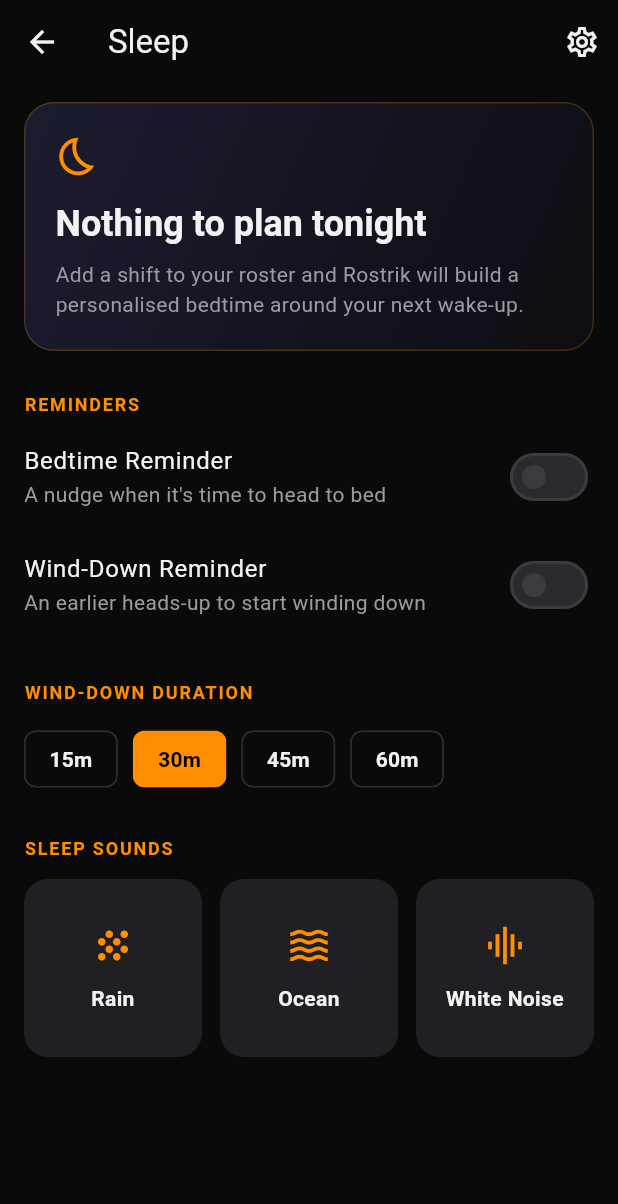
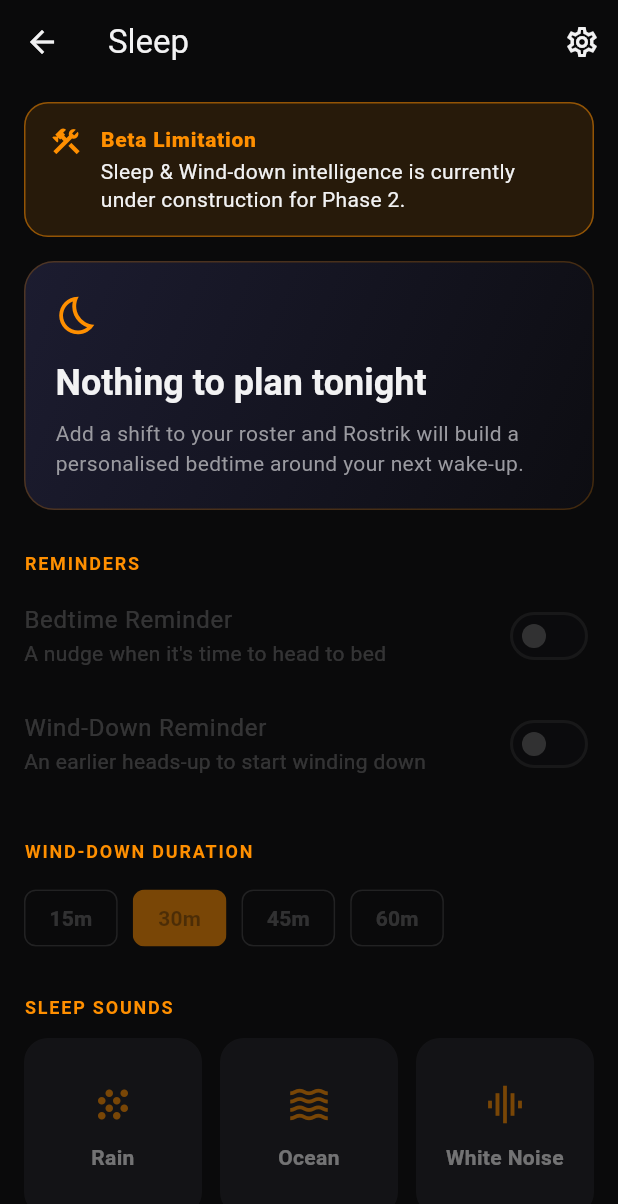
Before and after one commit to bingledew93-dotcom/rostrik_mvp, a Flutter app: the SleepScreen screen opened directly, on a phone screen of 412 x 824 dp. Shown: the top 1204 px of the screen. Run offline on Flutter 3.47's test engine with Material 3 defaults, Android fonts, the phone set to English and light mode, and no system bars; our stand-ins replace file_picker, flutter_local_notifications, flutter_timezone, hive_ce, hive_ce_flutter, image_cropper and 7 more; missing offline and left inert: google_mlkit_text_recognition; accounts and stored records are empty.

Commit message:
Beta lockdown: disable Sleep & Wind-down UI (Phase-2 backend not built)
Keep the Sleep tab visible so testers see the planned layout, but gate the
not-yet-functional controls:
- Top "Beta Limitation" banner: Sleep & Wind-down intelligence is under
  construction for Phase 2.
- _LockedControl wraps the reminders toggles, wind-down chips, and sleep-sounds
  grid — fades them to 45% + IgnorePointer, with a transparent tap-catcher.
- Reminder switches onChanged:null / chips onSelected:null render as disabled.
- Any tap surfaces a single snackbar: "Coming soon! We are perfecting the alarm
  engine first." (replaces the sound cards' old Phase-2 message).
- The read-only plan hero stays at full contrast.

Co-Authored-By: Claude Opus 4.8 <noreply@anthropic.com>

```diff
--- a/lib/ui/sleep/sleep_screen.dart
+++ b/lib/ui/sleep/sleep_screen.dart
@@ -57,19 +57,30 @@ class SleepScreen extends StatelessWidget {
         child: ListView(
           padding: const EdgeInsets.fromLTRB(16, 12, 16, 24),
           children: [
+            // BETA LOCKDOWN: the reminders / wind-down / sounds backend is a
+            // Phase-2 item, so the controls below are shown (so testers see the
+            // plan) but disabled — wrapped in [_LockedControl], which fades them
+            // and routes any tap to the "coming soon" snackbar.
+            const _BetaLimitationBanner(),
+            const SizedBox(height: 16),
             _SleepHeroCard(plan: plan, use24Hour: use24Hour),
             const SizedBox(height: 28),
             const _SectionHeader('REMINDERS'),
             const SizedBox(height: 4),
+            _LockedControl(
+              child:
                   _RemindersSection(plan: plan, prefs: prefs, use24Hour: use24Hour),
+            ),
             const SizedBox(height: 28),
             const _SectionHeader('WIND-DOWN DURATION'),
             const SizedBox(height: 12),
-            _WindDownDurationChips(selectedMinutes: prefs.windDownMinutes),
+            _LockedControl(
+              child: _WindDownDurationChips(selectedMinutes: prefs.windDownMinutes),
+            ),
             const SizedBox(height: 28),
             const _SectionHeader('SLEEP SOUNDS'),
             const SizedBox(height: 12),
-            const _SleepSoundsGrid(),
+            const _LockedControl(child: _SleepSoundsGrid()),
           ],
         ),
       ),
@@ -93,6 +104,102 @@ class _SectionHeader extends StatelessWidget {
         fontWeight: FontWeight.w700,
         letterSpacing: 1.2,
       ),
+    );
+  }
+}
+
+// ─── Beta lockdown ──────────────────────────────────────────────────────────
+
+/// Shown whenever a gated Sleep control is tapped while the Phase-2 backend is
+/// still under construction.
+const String _kComingSoonMessage =
+    'Coming soon! We are perfecting the alarm engine first.';
+
+void _showComingSoon(BuildContext context) {
+  ScaffoldMessenger.of(context)
+    ..hideCurrentSnackBar()
+    ..showSnackBar(const SnackBar(content: Text(_kComingSoonMessage)));
+}
+
+/// Premium "under construction" banner pinned at the top of the Sleep tab. It
+/// uses the brand orange so it reads as an intentional status, not an error.
+class _BetaLimitationBanner extends StatelessWidget {
+  const _BetaLimitationBanner();
+
+  @override
+  Widget build(BuildContext context) {
+    final theme = Theme.of(context);
+    return Container(
+      key: const ValueKey('sleep-beta-banner'),
+      width: double.infinity,
+      padding: const EdgeInsets.symmetric(horizontal: 16, vertical: 14),
+      decoration: BoxDecoration(
+        color: kRostrikOrange.withValues(alpha: 0.12),
+        borderRadius: BorderRadius.circular(16),
+        border: Border.all(color: kRostrikOrange.withValues(alpha: 0.5)),
+      ),
+      child: Row(
+        crossAxisAlignment: CrossAxisAlignment.start,
+        children: [
+          const Icon(Icons.construction, color: kRostrikOrange, size: 22),
+          const SizedBox(width: 12),
+          Expanded(
+            child: Column(
+              crossAxisAlignment: CrossAxisAlignment.start,
+              children: [
+                Text(
+                  'Beta Limitation',
+                  style: theme.textTheme.labelLarge?.copyWith(
+                    color: kRostrikOrange,
+                    fontWeight: FontWeight.w800,
+                    letterSpacing: 0.5,
+                  ),
+                ),
+                const SizedBox(height: 2),
+                Text(
+                  'Sleep & Wind-down intelligence is currently under '
+                  'construction for Phase 2.',
+                  style: theme.textTheme.bodyMedium?.copyWith(
+                    color: theme.colorScheme.onSurface,
+                    height: 1.35,
+                  ),
+                ),
+              ],
+            ),
+          ),
+        ],
+      ),
+    );
+  }
+}
+
+/// Wraps a not-yet-functional control: fades it (so it reads as disabled) and
+/// IgnorePointers its inner gestures, then lays a transparent tap-catcher over
+/// the whole thing so ANY tap surfaces the "coming soon" snackbar instead of
+/// silently doing nothing.
+class _LockedControl extends StatelessWidget {
+  const _LockedControl({required this.child});
+
+  final Widget child;
+
+  @override
+  Widget build(BuildContext context) {
+    return Stack(
+      children: [
+        Opacity(
+          opacity: 0.45,
+          child: IgnorePointer(child: child),
+        ),
+        Positioned.fill(
+          child: Material(
+            type: MaterialType.transparency,
+            child: InkWell(
+              borderRadius: BorderRadius.circular(14),
+              onTap: () => _showComingSoon(context),
+            ),
+          ),
+        ),
+      ],
     );
   }
 }
@@ -419,8 +526,9 @@ class _RemindersSection extends StatelessWidget {
                 : "A nudge when it's time to head to bed",
           ),
           value: prefs.bedtimeReminderEnabled,
-          onChanged: (v) =>
-              context.read<AppPreferences>().setBedtimeReminderEnabled(v),
+          // Disabled for the beta — onChanged:null renders the greyed switch;
+          // the [_LockedControl] overlay catches taps and shows the snackbar.
+          onChanged: null,
         ),
         SwitchListTile(
           key: const ValueKey('sleep-winddown-reminder-toggle'),
@@ -432,8 +540,7 @@ class _RemindersSection extends StatelessWidget {
                 : 'An earlier heads-up to start winding down',
           ),
           value: prefs.windDownReminderEnabled,
-          onChanged: (v) =>
-              context.read<AppPreferences>().setWindDownReminderEnabled(v),
+          onChanged: null,
         ),
       ],
     );
@@ -461,8 +568,9 @@ class _WindDownDurationChips extends StatelessWidget {
           selected: selected,
           showCheckmark: false,
           selectedColor: kRostrikOrange,
-          onSelected: (_) =>
-              context.read<AppPreferences>().setWindDownMinutes(m),
+          // Disabled for the beta — onSelected:null greys the chip; the
+          // [_LockedControl] overlay catches taps and shows the snackbar.
+          onSelected: null,
           labelStyle: theme.textTheme.labelLarge?.copyWith(
             color: selected ? Colors.black : theme.colorScheme.onSurface,
             fontWeight: FontWeight.w600,
@@ -494,8 +602,9 @@ class _SleepSoundsGrid extends StatelessWidget {
   }
 }
 
-/// A premium, tappable sound tile. The audio engine is a Phase-2 item, so a tap
-/// just surfaces the gated-feature snackbar (no asset playback yet).
+/// A premium sound tile. The audio engine is a Phase-2 item; the whole grid is
+/// wrapped in [_LockedControl], so this is a pure visual — taps are caught by
+/// the overlay and routed to the "coming soon" snackbar.
 class _SoundCard extends StatelessWidget {
   const _SoundCard({required this.icon, required this.label});
 
@@ -507,20 +616,10 @@ class _SoundCard extends StatelessWidget {
     final theme = Theme.of(context);
     return AspectRatio(
       aspectRatio: 1,
-      child: Material(
+      child: Container(
+        decoration: BoxDecoration(
           color: theme.colorScheme.surfaceContainerHigh,
           borderRadius: BorderRadius.circular(16),
-        clipBehavior: Clip.antiAlias,
-        child: InkWell(
-          onTap: () => ScaffoldMessenger.of(context)
-            ..hideCurrentSnackBar()
-            ..showSnackBar(
-              const SnackBar(
-                content: Text(
-                  'Audio engine requires Wi-Fi asset download. '
-                  'Coming in Phase 2.',
-                ),
-              ),
         ),
         child: Column(
           mainAxisAlignment: MainAxisAlignment.center,
@@ -537,7 +636,6 @@ class _SoundCard extends StatelessWidget {
           ],
         ),
       ),
-      ),
     );
   }
 }
```
Also changed, not shown: 1 other file. Lines whose indentation alone changed are shown as unchanged.
